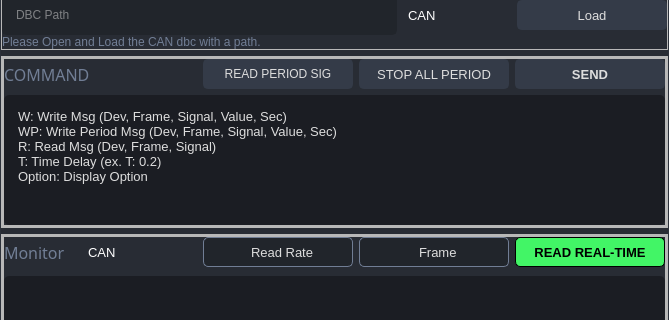
The window that SwVerification/static/ui/can.ui (yongheelee87/DevEnv) describes before a commit, drawn with Qt 5; both pictures show x 0 to 669 and y 120 to 440 of the 669 by 919 pixel window.
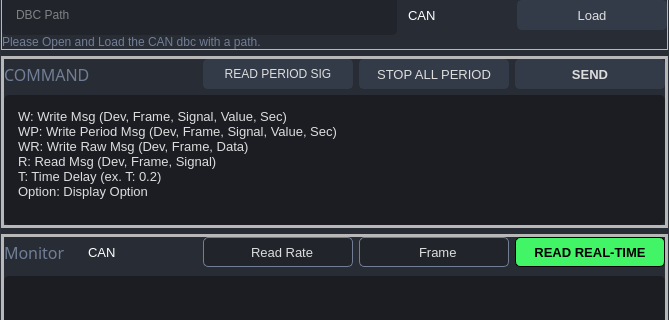
The same window after the commit. Icons and pictures are not drawn.

```diff
--- a/SwVerification/static/ui/can.ui
+++ b/SwVerification/static/ui/can.ui
@@ -1189,6 +1189,7 @@
                                <property name="plainText">
                                 <string>W: Write Msg (Dev, Frame, Signal, Value, Sec)
 WP: Write Period Msg (Dev, Frame, Signal, Value, Sec)
+WR: Write Raw Msg (Dev, Frame, Data)
 R: Read Msg (Dev, Frame, Signal)
 T: Time Delay (ex. T: 0.2)
 Option: Display Option</string>
```
